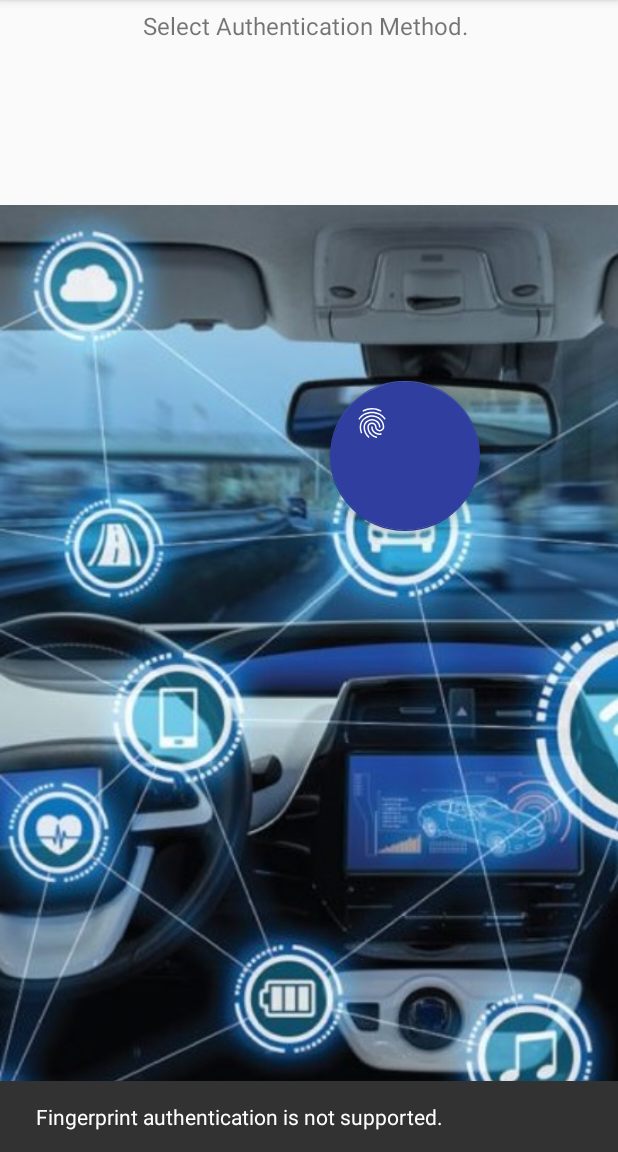
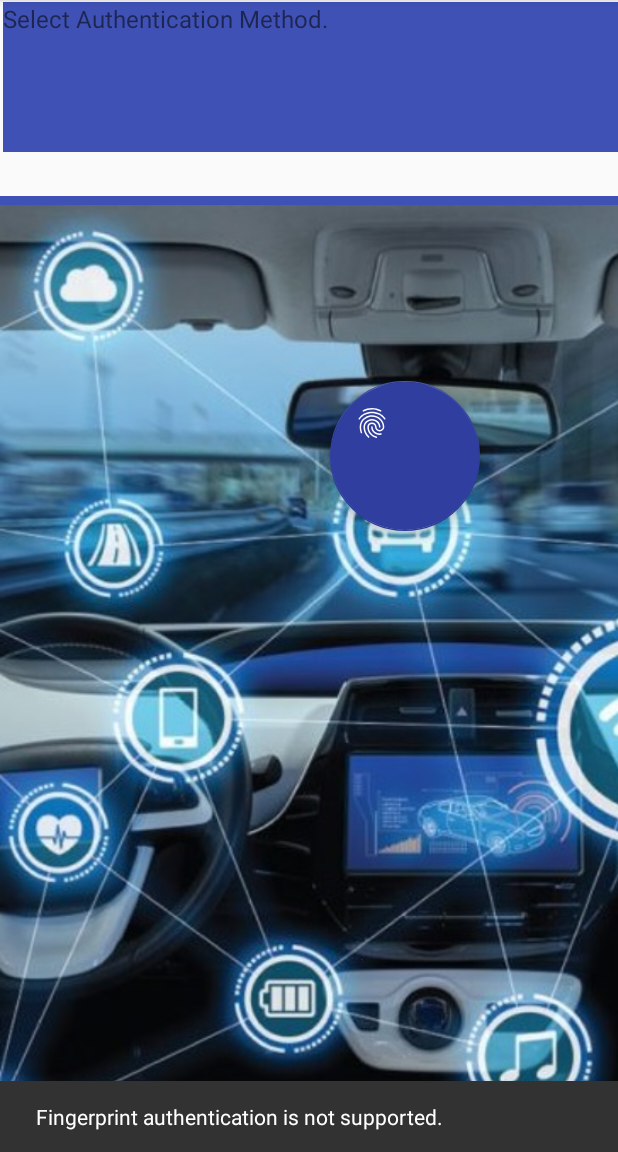
Before and after one commit to liatashk/hackathon_generator, an Android app: the screen it shows after launch (MainActivity), after a tap on an icon or button, on a phone screen of 412 x 824 dp, the part 84-1236 px from its top. Run offline under Robolectric (Android 15) with nearby library versions, the light colour scheme and no system bars.

Commit message:
change bg color

```diff
--- a/android.app/app/src/main/res/layout/content_main.xml
+++ b/android.app/app/src/main/res/layout/content_main.xml
@@ -10,8 +10,10 @@
 
 
     <TextView
-        android:layout_width="wrap_content"
-        android:layout_height="39dp"
+        android:layout_width="442dp"
+        android:layout_height="100dp"
+        android:layout_marginLeft="32dp"
+        android:background="@color/colorPrimary"
         android:text="@string/authenticate_instructions"
         android:textSize="16sp"
         app:layout_constraintBottom_toBottomOf="parent"
@@ -25,6 +27,7 @@
         android:id="@+id/imageView"
         android:layout_width="519dp"
         android:layout_height="637dp"
+        android:background="@color/colorPrimary"
         app:layout_constraintBottom_toBottomOf="parent"
         app:srcCompat="@drawable/car2"
         tools:ignore="MissingConstraints"
```
